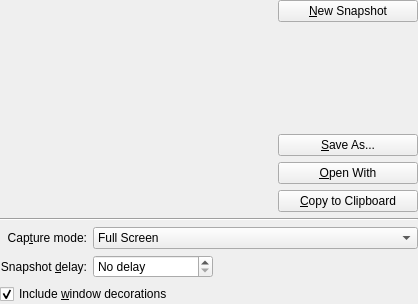
Before: the Qt Designer form ksnapshotwidget.ui in KDE/ksnapshot, drawn with Qt 5.
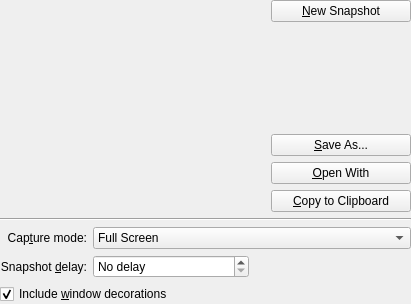
After: the same form once the commit is applied. Custom widgets are drawn as their Qt base class.

Commit message:
r1144483 introduced problems with different text length and font sizes. Now, instead of setting sizePolicy to 'Fixed', set that to 'MinimumExpanding' - still a workaround, though.
Thanks to Christoph Feck, who pointed the problem in r1144483.

CCBUG:235032

What changed in the file:
```diff
--- a/ksnapshotwidget.ui
+++ b/ksnapshotwidget.ui
@@ -6,7 +6,7 @@
    <rect>
     <x>0</x>
     <y>0</y>
-    <width>418</width>
+    <width>411</width>
     <height>304</height>
    </rect>
   </property>
@@ -50,23 +50,11 @@
    <item row="3" column="1">
     <widget class="KIntSpinBox" name="spinDelay">
      <property name="sizePolicy">
-      <sizepolicy hsizetype="Fixed" vsizetype="Fixed">
+      <sizepolicy hsizetype="MinimumExpanding" vsizetype="Fixed">
        <horstretch>0</horstretch>
        <verstretch>0</verstretch>
       </sizepolicy>
      </property>
-     <property name="minimumSize">
-      <size>
-       <width>120</width>
-       <height>0</height>
-      </size>
-     </property>
-     <property name="maximumSize">
-      <size>
-       <width>120</width>
-       <height>16777215</height>
-      </size>
-     </property>
      <property name="toolTip">
       <string>Snapshot delay in seconds</string>
      </property>
@@ -234,12 +222,9 @@
      <property name="orientation">
       <enum>Qt::Horizontal</enum>
      </property>
-     <property name="sizeType">
-      <enum>QSizePolicy::Expanding</enum>
-     </property>
      <property name="sizeHint" stdset="0">
       <size>
-       <width>150</width>
+       <width>156</width>
        <height>16</height>
       </size>
      </property>
```
